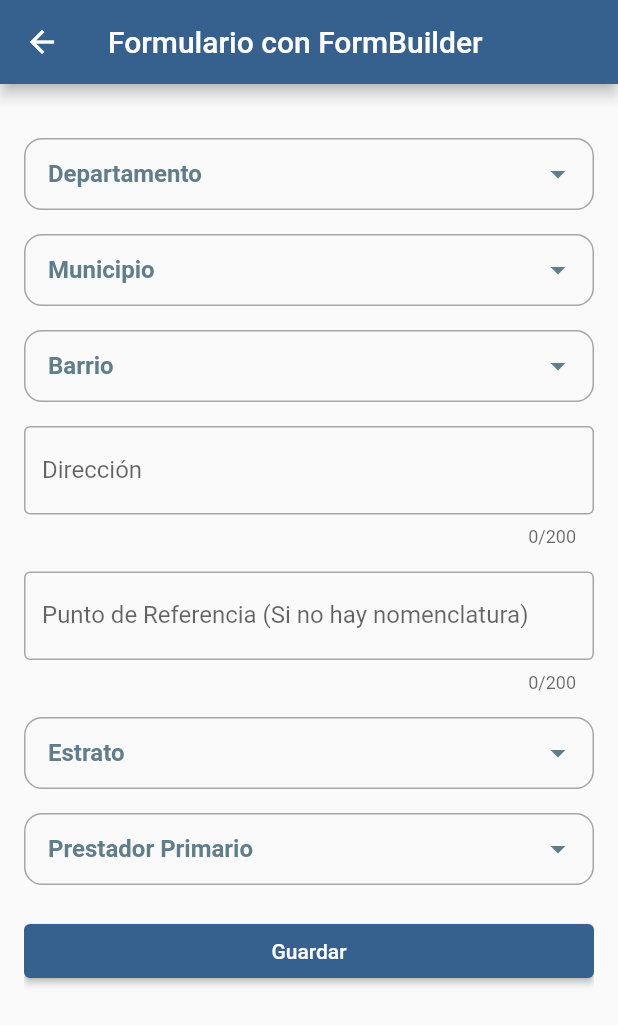
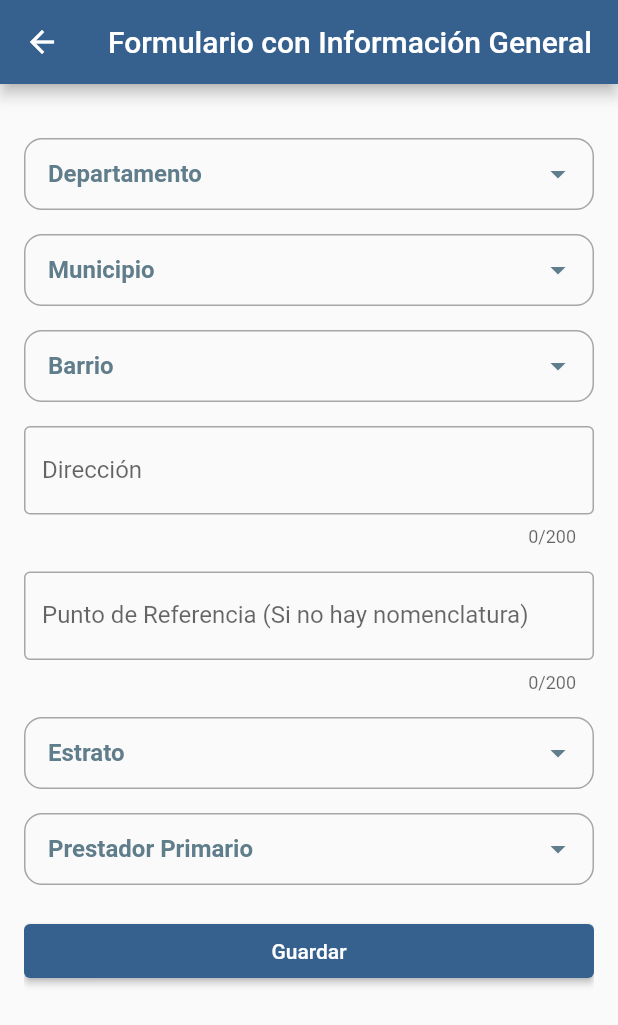
Before and after one commit to JEYBAN37/apsFlutter, a Flutter app: the InfoGeneral screen opened directly, after a tap on "Guardar", on a phone screen of 412 x 824 dp. Shown: the top 1025 px of the screen. Run offline on Flutter 3.47's test engine with Material 3 defaults, Android fonts, the phone set to English and light mode, and no system bars; drawn by our look-alikes of flutter_form_builder; our stand-ins replace flutter_svg, form_builder_validators, sqflite; accounts and stored records are empty.

Commit message:
creacion guardar en bd form infoGeneral

```diff
--- a/lib/components/form/infoGeneral.dart
+++ b/lib/components/form/infoGeneral.dart
@@ -2,6 +2,7 @@ import 'package:flutter/material.dart';
 import 'package:flutter_form_builder/flutter_form_builder.dart';
 import 'package:form_builder_validators/form_builder_validators.dart'; // Validadores
 import 'package:aps/constants/enumerations.dart'; // Ruta para las enumeraciones // Validadores
+import 'package:aps/databse_helper.dart';
 
 class InfoGeneral extends StatefulWidget {
   const InfoGeneral({super.key});
@@ -11,12 +12,13 @@ class InfoGeneral extends StatefulWidget {
 }
 
 class _InfoGeneralState extends State<InfoGeneral> {
+  final dbHelper = DatabaseHelper();
   final _formKey = GlobalKey<FormBuilderState>();
   @override
   Widget build(BuildContext context) {
     return Scaffold(
       appBar: AppBar(
-        title: Text('Formulario con FormBuilder'),
+        title: const Text('Formulario con Información General'),
       ),
       body: Padding(
         padding: const EdgeInsets.all(16.0),
@@ -90,7 +92,7 @@ class _InfoGeneralState extends State<InfoGeneral> {
                     name: 'municipality',
                     decoration: InputDecoration(
                       labelText: 'Municipio',
-                      labelStyle: TextStyle(
+                      labelStyle: const TextStyle(
                         fontSize: 16,
                         fontWeight: FontWeight.bold,
                         color: Colors.blueGrey,
@@ -136,7 +138,7 @@ class _InfoGeneralState extends State<InfoGeneral> {
                     name: 'nameBranding',
                     decoration: InputDecoration(
                       labelText: 'Barrio',
-                      labelStyle: TextStyle(
+                      labelStyle: const TextStyle(
                         fontSize: 16,
                         fontWeight: FontWeight.bold,
                         color: Colors.blueGrey,
@@ -226,7 +228,7 @@ class _InfoGeneralState extends State<InfoGeneral> {
                     name: 'estratum',
                     decoration: InputDecoration(
                       labelText: 'Estrato',
-                      labelStyle: TextStyle(
+                      labelStyle: const TextStyle(
                         fontSize: 16,
                         fontWeight: FontWeight.bold,
                         color: Colors.blueGrey,
@@ -328,11 +330,30 @@ class _InfoGeneralState extends State<InfoGeneral> {
 
                   // Botón para guardar
                   ElevatedButton(
-                    onPressed: () {
+                    onPressed: () async {
                       if (_formKey.currentState?.saveAndValidate() ?? false) {
-                        final formData = _formKey.currentState?.value;
-                        print('Datos del formulario: $formData');
-                        // Aquí puedes guardar en la base de datos
+                        // Obtener los datos del formulario
+                        final formData = _formKey.currentState!.value;
+
+                        // Construir el mapa para la base de datos
+                        final Map<String, dynamic> infoGeneralMap = {
+                          'departament': formData['departament'],
+                          'municipality': formData['municipality'],
+                          'nameBranding': formData['nameBranding'],
+                          'address': formData['address'],
+                          'homeLocation': formData['homeLocation'],
+                          'estratum': formData['estratum'],
+                          'idPrimaryProvider': formData['idPrimaryProvider'],
+                        };
+
+                        // Guardar en la base de datos
+                        final id = await dbHelper.insertInfoGeneral(infoGeneralMap);
+                        print('Datos guardados con ID: $id');
+
+                        // Mostrar confirmación
+                        ScaffoldMessenger.of(context).showSnackBar(
+                          const SnackBar(content: Text('Datos guardados exitosamente')),
+                        );
                       } else {
                         print('Formulario no válido');
                       }
```
Also changed, not shown: lib/databse_helper.dart (+18 -18 lines), lib/model/infogeneral.dart (+30 -0 lines).
